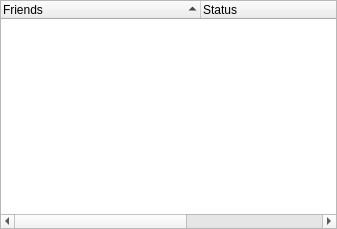
The window that retroshare-gui/src/gui/common/FriendList.ui (RetroShare/RetroShare) describes before a commit, drawn with Qt 5.
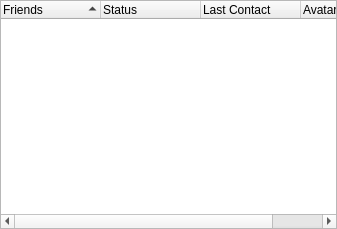
The same window after the commit. Icons and pictures are not drawn.

Commit message: Added new column "Last Contact" to the FriendsDialog and MessengerWindow. Moved some more basic functions to FriendsList and optimized the exisiting code.

What changed in the file:
```diff
--- a/retroshare-gui/src/gui/common/FriendList.ui
+++ b/retroshare-gui/src/gui/common/FriendList.ui
@@ -54,17 +54,14 @@
      <property name="allColumnsShowFocus">
       <bool>true</bool>
      </property>
-     <property name="wordWrap">
-      <bool>false</bool>
-     </property>
      <property name="expandsOnDoubleClick">
       <bool>false</bool>
      </property>
      <property name="columnCount">
-      <number>3</number>
+      <number>4</number>
      </property>
-     <attribute name="headerDefaultSectionSize">
-      <number>200</number>
+     <attribute name="headerStretchLastSection">
+      <bool>false</bool>
      </attribute>
      <column>
       <property name="text">
@@ -76,6 +73,11 @@
        <string>Status</string>
       </property>
      </column>
+     <column>
+      <property name="text">
+       <string>Last Contact</string>
+      </property>
+     </column>
      <column>
       <property name="text">
        <string>Avatar</string>
```
Left out of the diff: 138 changed lines with no effect on the pictures. The commit also changes 10 other files.
